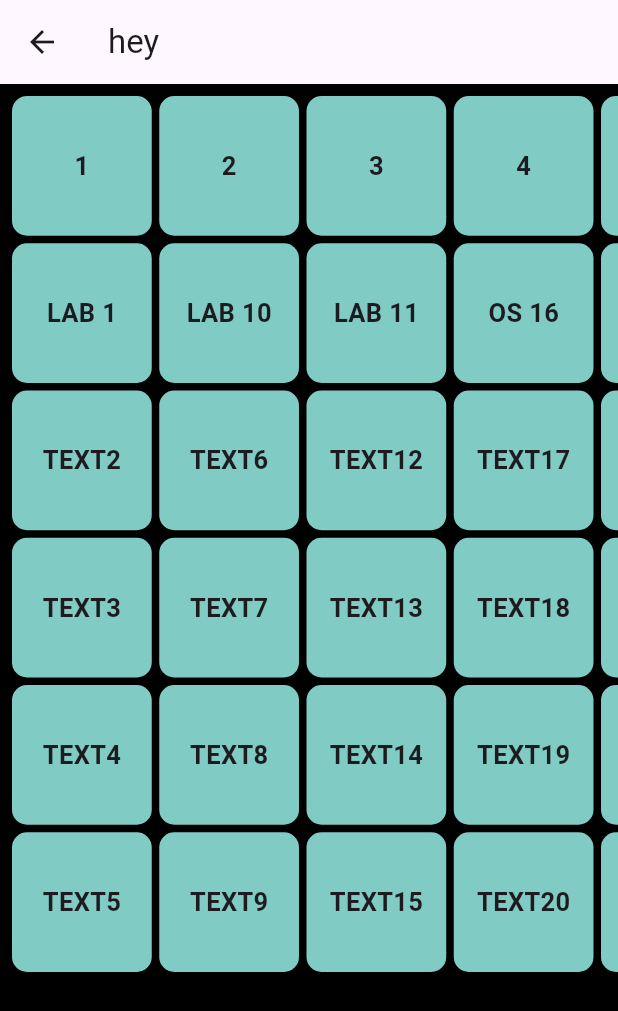
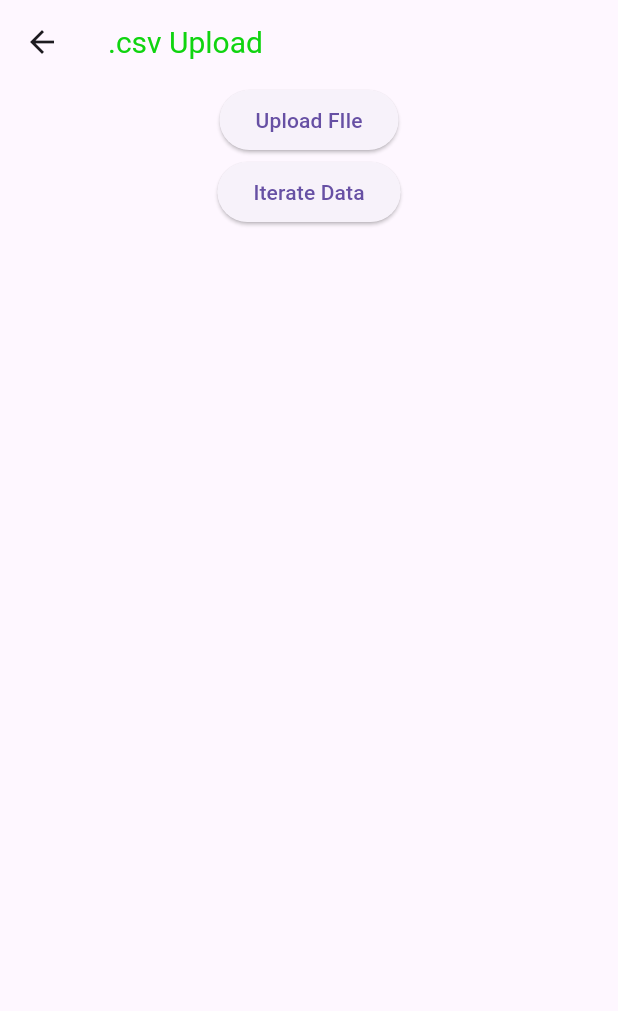
Before and after one commit to Vaishnavtech/timet, a Flutter app: the screen it shows after launch, after a tap on "click", on a phone screen of 412 x 824 dp. Shown: the top 1011 px of the screen. Run offline on Flutter 3.47's test engine with Material 3 defaults, Android fonts, the phone set to English and light mode, and no system bars; drawn by our look-alikes of flip_card; our stand-ins replace csv, file_picker.

Commit message:
csv system added

```diff
--- /dev/null
+++ b/lib/box.dart
@@ -0,0 +1,96 @@
+import 'package:flip_card/flip_card.dart';
+import 'package:flutter/material.dart';
+import 'package:flutter/rendering.dart';
+import 'package:timet/screen2.dart';
+
+class box2 extends StatelessWidget {
+  double x;
+  double y;
+  String boxText2;
+  int day;
+  final moonLanding = DateTime.parse(DateTime.now().toString());
+   Color? method(day) {
+    if(moonLanding.weekday==day){
+     return Color.fromARGB(255, 128, 203, 153);
+    }
+    else{
+    return Colors.teal[200];
+    }
+  }
+  box2(this.boxText2,this.day, [this.y = 100, this.x = 100]);
+
+
+  @override
+  Widget build(BuildContext context) {
+    return FlipCard(
+      front: Padding(
+        padding: const EdgeInsets.all(5.0),
+        child: Container(
+          width: x,
+          height: y,
+          alignment: Alignment.center,
+          decoration: BoxDecoration(
+            borderRadius: BorderRadius.circular(10),
+            color: method(day),
+          ),
+          padding: const EdgeInsets.all(8),
+          child: Text(
+            boxText2,
+            style: TextStyle(fontWeight: FontWeight.bold, fontSize: 17),
+          ),
+        ),
+      ),
+      back: Padding(
+        padding: const EdgeInsets.all(5.0),
+        child: Container(
+          width: x,
+          height: y,
+          alignment: Alignment.center,
+          decoration: BoxDecoration(
+            borderRadius: BorderRadius.circular(10),
+            color: Colors.teal[200],
+          ),
+          padding: const EdgeInsets.all(8),
+          child: Text(
+            "ROOM",
+            style: TextStyle(fontWeight: FontWeight.bold, fontSize: 17),
+          ),
+        ),
+      ),
+      direction: FlipDirection.VERTICAL,
+    );
+  }
+}
+
+
+
+
+
+
+class hdr2 extends StatelessWidget {
+  double x;
+  double y;
+  String boxText2;
+  hdr2(this.boxText2, [this.y = 100, this.x = 100]);
+
+  @override
+  Widget build(BuildContext context) {
+    return Padding(
+      padding: const EdgeInsets.all(5.0),
+      child: Container(
+        width: x,
+        height: y,
+        alignment: Alignment.center,
+        decoration: BoxDecoration(
+          borderRadius: BorderRadius.circular(10),
+          color: Color.fromARGB(255, 100, 245, 201),
+        ),
+        padding: const EdgeInsets.all(8),
+        child: Text(
+          boxText2,
+          style: TextStyle(fontWeight: FontWeight.w900, fontSize: 20),
+        ),
+      ),
+    );
+  }
+}
--- /dev/null
+++ b/lib/csv.dart
@@ -0,0 +1,127 @@
+import 'dart:convert';
+import 'dart:io';
+import 'package:file_picker/file_picker.dart';
+import 'package:flutter/material.dart';
+import 'package:flutter/services.dart' show SystemUiOverlayStyle, rootBundle;
+import 'package:csv/csv.dart';
+
+
+class bulkUpload extends StatefulWidget {
+  const bulkUpload({Key? key}) : super(key: key);
+
+  @override
+  State<bulkUpload> createState() => _bulkUploadState();
+}
+
+class _bulkUploadState extends State<bulkUpload> {
+  List<List<dynamic>> data = [];
+   String? filePath;
+
+  // This function is triggered when the  button is pressed
+
+  @override
+  Widget build(BuildContext context) {
+
+    return Scaffold(
+      appBar: AppBar(
+
+        title: const Text(".csv Upload",
+            style: TextStyle(color: Color.fromARGB(255, 16, 212, 16),
+              fontSize: 20.0,)
+        ),
+      ),
+        body: Column(
+          children: [
+            ElevatedButton(
+            child: const Text("Upload FIle"),
+              onPressed:(){
+               pickFile();
+              },
+            ),
+
+            ListView.builder(
+              itemCount: data.length,
+              scrollDirection: Axis.vertical,
+              shrinkWrap: true,
+              itemBuilder: (_, index) {
+                return DataTable(
+
+                 columns: [DataColumn(label: Text("1")),
+                           DataColumn(label: Text("2")),
+                           DataColumn(label: Text("3")),
+                           DataColumn(label: Text("4")),
+                           DataColumn(label: Text("5")),
+                           DataColumn(label: Text("6")), ],
+
+                  rows: [DataRow(cells: [
+                    DataCell(Text(data[index][0].toString(),textAlign: TextAlign.center,
+                      style: TextStyle(fontSize: 15, fontWeight:FontWeight.bold ,color:Colors.black),)),DataCell(Text(data[0][0].toString(),textAlign: TextAlign.center,
+                      style: TextStyle(fontSize: 15, fontWeight:FontWeight.bold ,color:Colors.black),)),DataCell(Text(data[0][1].toString(),textAlign: TextAlign.center,
+                      style: TextStyle(fontSize: 15, fontWeight:FontWeight.bold ,color:Colors.black),)),DataCell(Text(data[0][2].toString(),textAlign: TextAlign.center,
+                      style: TextStyle(fontSize: 15, fontWeight:FontWeight.bold ,color:Colors.black),)),DataCell(Text(data[0][3].toString(),textAlign: TextAlign.center,
+                      style: TextStyle(fontSize: 15, fontWeight:FontWeight.bold ,color:Colors.black),)),DataCell(Text(data[0][4].toString(),textAlign: TextAlign.center,
+                      style: TextStyle(fontSize: 15, fontWeight:FontWeight.bold ,color:Colors.black),)), ]),],
+
+                );
+
+              },
+
+            ),
+            Container(
+              child:  ElevatedButton(
+                onPressed: ()async{
+                // set loading to true here
+
+                   for (var element in data.skip(1))  // for skip first value bcs its contain name
+                  {
+                    // var mydata = {
+                    //   "data": {
+                    //     "certificateType": "ProofOfEducation",
+                    //     "membershipNum": element[0],   if you want to iterate only name then use element[0]
+                    //     "registrationNum": element[1],
+                    //     "serialNum": element[2],
+                    //     "bcName": element[3],
+                    //     "bcExam": element[4],
+                    //     "date":element[5]
+                    //   },
+                    //
+                    // };
+                    ScaffoldMessenger.of(context).showSnackBar(  SnackBar(
+                      content: Text(element.toString()),
+                    ));
+                  }
+
+                }, child: const Text("Iterate Data"),
+
+              ),
+            ),
+          ],
+        )
+    );
+
+  }
+
+  void pickFile() async {
+
+    final result = await FilePicker.platform.pickFiles(allowMultiple: false);
+
+    // if no file is picked
+    if (result == null) return;
+    // we will log the name, size and path of the
+    // first picked file (if multiple are selected)
+   // print(result.files.first.name);
+    filePath = result.files.first.path!;
+
+    final input = File(filePath!).openRead();
+    final fields = await input
+        .transform(utf8.decoder)
+        .transform(const CsvToListConverter())
+        .toList();
+    print(fields);
+
+      setState(() {
+        data = fields;
+      });
+  }
+
+}
--- a/lib/main.dart
+++ b/lib/main.dart
@@ -1,70 +1,14 @@
-import 'package:flip_card/flip_card.dart';
+
 import 'package:flutter/material.dart';
 import 'package:flutter/rendering.dart';
 import 'package:timet/screen2.dart';
-
+import 'package:timet/box.dart';
+import 'package:csv/csv.dart';
 main() {
   runApp(const Myapp());
 }
 
-class box2 extends StatelessWidget {
-  double x;
-  double y;
-  String boxText2;
-  int day;
-  final moonLanding = DateTime.parse(DateTime.now().toString());
-   Color? method(day) {
-    if(moonLanding.weekday==day){
-     return Color.fromARGB(255, 128, 203, 153);
-    }
-    else{
-    return Colors.teal[200];
-    }
-  }
-  box2(this.boxText2,this.day, [this.y = 100, this.x = 100]);
 
-
-  @override
-  Widget build(BuildContext context) {
-    return FlipCard(
-      front: Padding(
-        padding: const EdgeInsets.all(5.0),
-        child: Container(
-          width: x,
-          height: y,
-          alignment: Alignment.center,
-          decoration: BoxDecoration(
-            borderRadius: BorderRadius.circular(10),
-            color: method(day),
-          ),
-          padding: const EdgeInsets.all(8),
-          child: Text(
-            boxText2,
-            style: TextStyle(fontWeight: FontWeight.bold, fontSize: 17),
-          ),
-        ),
-      ),
-      back: Padding(
-        padding: const EdgeInsets.all(5.0),
-        child: Container(
-          width: x,
-          height: y,
-          alignment: Alignment.center,
-          decoration: BoxDecoration(
-            borderRadius: BorderRadius.circular(10),
-            color: Colors.teal[200],
-          ),
-          padding: const EdgeInsets.all(8),
-          child: Text(
-            "ROOM",
-            style: TextStyle(fontWeight: FontWeight.bold, fontSize: 17),
-          ),
-        ),
-      ),
-      direction: FlipDirection.VERTICAL,
-    );
-  }
-}
 
 class Myapp extends StatelessWidget {
   const Myapp({super.key});
@@ -161,7 +105,12 @@ class home extends StatelessWidget {
                           builder: (context) => const screenone()),
                     );
                   },
-                  child: Text('click')),
+                  child: Text('click')),ElevatedButton(
+            child: const Text("Upload FIle"),
+              onPressed:(){
+
+              },
+            ),
             ],
           ),
         ),
@@ -169,31 +118,3 @@ class home extends StatelessWidget {
     );
   }
 }
-
-class hdr2 extends StatelessWidget {
-  double x;
-  double y;
-  String boxText2;
-  hdr2(this.boxText2, [this.y = 100, this.x = 100]);
-
-  @override
-  Widget build(BuildContext context) {
-    return Padding(
-      padding: const EdgeInsets.all(5.0),
-      child: Container(
-        width: x,
-        height: y,
-        alignment: Alignment.center,
-        decoration: BoxDecoration(
-          borderRadius: BorderRadius.circular(10),
-          color: Color.fromARGB(255, 100, 245, 201),
-        ),
-        padding: const EdgeInsets.all(8),
-        child: Text(
-          boxText2,
-          style: TextStyle(fontWeight: FontWeight.w900, fontSize: 20),
-        ),
-      ),
-    );
-  }
-}
--- a/lib/screen2.dart
+++ b/lib/screen2.dart
@@ -1,12 +1,11 @@
 import 'package:flip_card/flip_card.dart';
 import 'package:flutter/material.dart';
-
+import 'package:timet/csv.dart';
 class box extends StatelessWidget {
   String boxText;
   box(this.boxText);
   final moonLanding = DateTime.parse(DateTime.now().toString());
   Color? metho() {
-
     return Colors.teal[200];
   }
 
@@ -69,61 +68,6 @@ class screenone extends StatelessWidget {
 
   @override
   Widget build(BuildContext context) {
-    return Scaffold(
-        appBar: AppBar(
-          title: Text("hey"),
-        ),
-        backgroundColor: Colors.black,
-        body: SafeArea(
-          child: SizedBox(
-            height: 600,
-            child: GridView.count(
-              scrollDirection: Axis.horizontal,
-              primary: true,
-              padding: const EdgeInsets.all(8),
-              crossAxisSpacing: 5,
-              mainAxisSpacing: 5,
-              crossAxisCount: 6,
-              children: [
-                hdr("1"),
-                box("LAB 1"),
-                box("TEXT2"),
-                box("TEXT3"),
-                box("TEXT4"),
-                box("TEXT5"),
-                hdr("2"),
-                box("LAB 10"),
-                box("TEXT6"),
-                box("TEXT7"),
-                box("TEXT8"),
-                box("TEXT9"),
-                hdr("3"),
-                box("LAB 11"),
-                box("TEXT12"),
-                box("TEXT13"),
-                box("TEXT14"),
-                box("TEXT15"),
-                hdr("4"),
-                box("OS 16"),
-                box("TEXT17"),
-                box("TEXT18"),
-                box("TEXT19"),
-                box("TEXT20"),
-                hdr("5"),
-                box("TEXT21"),
-                box("TEXT22"),
-                box("TEXT23"),
-                box("TEXT24"),
-                box("TEXT25"),
-                hdr("6"),
-                box("TEXT26"),
-                box("TEXT27"),
-                box("TEXT28"),
-                box("TEXT29"),
-                box("TEXT30"),
-              ],
-            ),
-          ),
-        ));
+    return bulkUpload();
   }
 }
--- a/pubspec.yaml
+++ b/pubspec.yaml
@@ -37,6 +37,8 @@ dependencies:
   cupertino_icons: ^1.0.2
   flip_card: ^0.7.0
   csv: ^5.1.1
+  file_picker: ^6.1.1
+  path_provider: ^2.1.2
 
 dev_dependencies:
   flutter_test:
```
Also changed, not shown: pubspec.lock, 2 other files.
